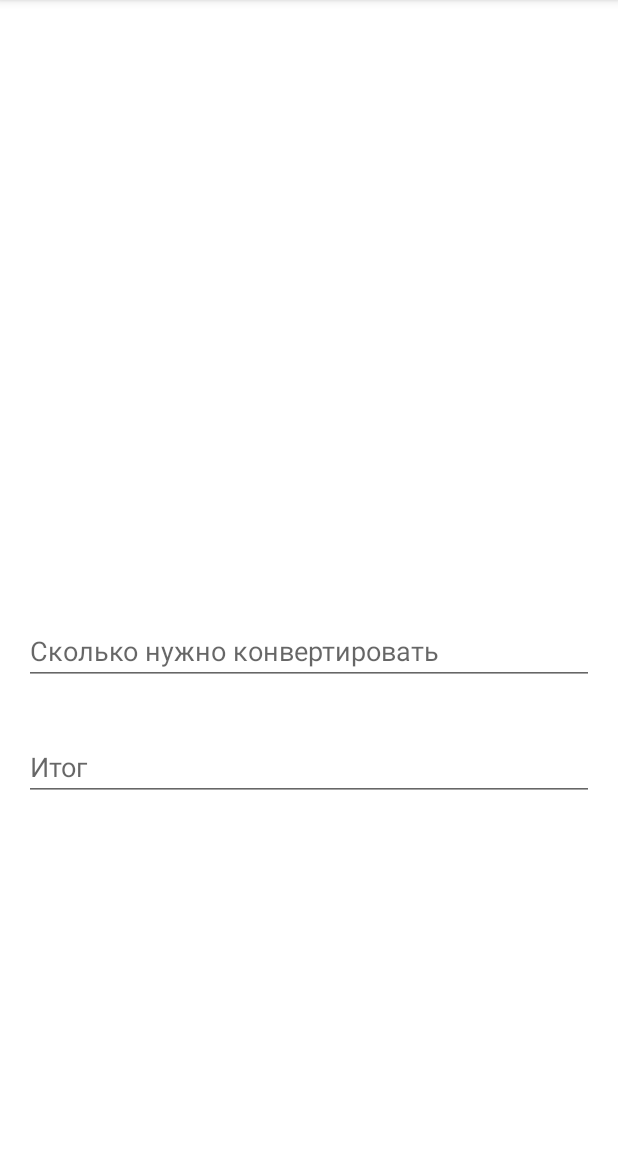
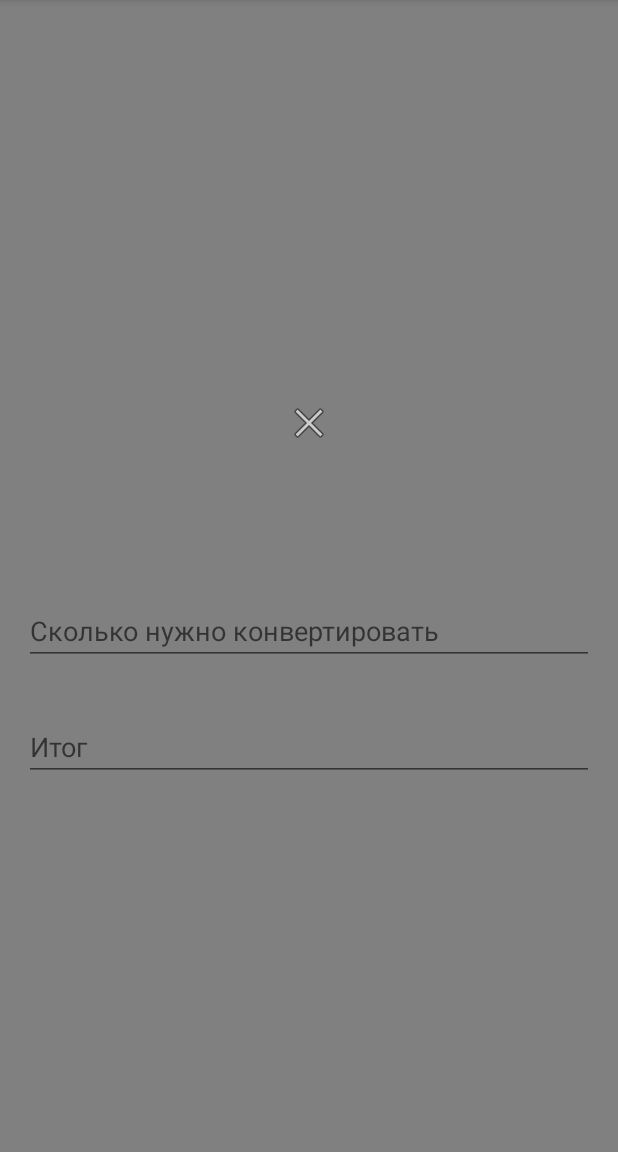
Before and after one commit to kirillpyatnitskiy/CurrencyConverter, an Android app: the screen it shows after launch (MainActivity), on a phone screen of 412 x 824 dp, the part 84-1236 px from its top. Run offline under Robolectric (Android 15) with nearby library versions, the phone set to English and light mode, and no system bars; 1 statement that could not run was skipped.

Commit message:
Prepared class

```diff
--- /dev/null
+++ b/app/src/main/java/com/example/currencyconverter/MainViewModel.kt
@@ -0,0 +1 @@
+package com.example.currencyconverter
--- /dev/null
+++ b/app/src/main/java/com/example/currencyconverter/adapters/Adapter.kt
@@ -0,0 +1,4 @@
+package com.example.currencyconverter.adapters
+
+class Adapter {
+}
--- /dev/null
+++ b/app/src/main/java/com/example/currencyconverter/models/Currency.kt
@@ -0,0 +1,4 @@
+package com.example.currencyconverter.models
+
+class Currency {
+}
--- a/app/src/main/res/layout/activity_main.xml
+++ b/app/src/main/res/layout/activity_main.xml
@@ -5,6 +5,7 @@
     xmlns:app="http://schemas.android.com/apk/res-auto"
     android:layout_width="match_parent"
     android:layout_height="match_parent"
+    android:background="#808080"
     tools:context=".MainActivity">
 
     <androidx.recyclerview.widget.RecyclerView
@@ -41,16 +42,6 @@
         app:layout_constraintStart_toStartOf="parent"
         app:layout_constraintTop_toBottomOf="@+id/toRV" />
 
-    <TextView
-        android:id="@+id/middle"
-        android:layout_width="wrap_content"
-        android:layout_height="wrap_content"
-        android:textSize="34sp"
-        android:layout_marginTop="100dp"
-        app:layout_constraintEnd_toStartOf="@+id/toTextView"
-        app:layout_constraintHorizontal_bias="0.495"
-        app:layout_constraintStart_toEndOf="@+id/fromTextView"
-        app:layout_constraintTop_toBottomOf="@+id/toRV" />
 
     <TextView
         android:id="@+id/toTextView"
@@ -77,7 +68,7 @@
         app:layout_constraintTop_toBottomOf="@+id/middle" />
 
     <EditText
-        android:id="@+id/editTextTextPersonName2"
+        android:id="@+id/howToEditText"
         android:layout_width="0dp"
         android:layout_height="wrap_content"
         android:inputType="textPersonName"
@@ -90,4 +81,14 @@
         app:layout_constraintStart_toStartOf="parent"
         app:layout_constraintTop_toBottomOf="@+id/howFromEditText" />
 
+    <ImageView
+        android:id="@+id/middle"
+        android:layout_width="wrap_content"
+        android:layout_height="wrap_content"
+        android:layout_marginTop="100dp"
+        app:layout_constraintEnd_toStartOf="@+id/toTextView"
+        app:layout_constraintStart_toEndOf="@+id/fromTextView"
+        app:layout_constraintTop_toBottomOf="@+id/toRV"
+        app:srcCompat="@android:drawable/ic_menu_close_clear_cancel" />
+
 </androidx.constraintlayout.widget.ConstraintLayout>
--- a/app/src/main/res/values/strings.xml
+++ b/app/src/main/res/values/strings.xml
@@ -8,4 +8,5 @@
     <string name="yuan">CNY</string>
     <string name="howNeedConverting">Сколько нужно конвертировать</string>
     <string name="totalConverted">Итог</string>
+    <string name="cross"></string>
 </resources>
```
